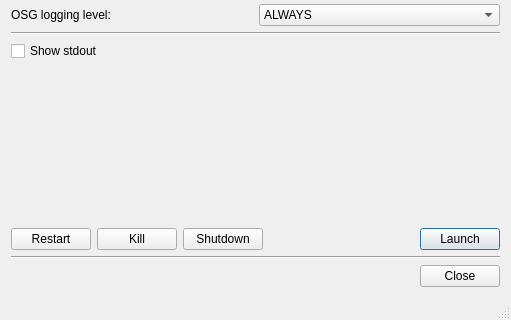
Above: src/apps/launcher/qt/LauncherMainWindow.ui from multitudinous/ve-suite before the change; both pictures show x 0 to 511 and y 220 to 540 of the 511 by 540 pixel window. Below: the same form after it.
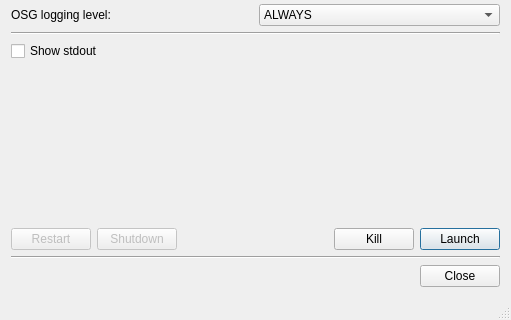
That is the form after the change.

Commit message: Disables restart and shutdown buttons for now since we don't have a script command for them yet. Also moves Kill button next to Launch button so that nodes buttons are on one side and program buttons on the other.

```diff
--- a/src/apps/launcher/qt/LauncherMainWindow.ui
+++ b/src/apps/launcher/qt/LauncherMainWindow.ui
@@ -338,20 +338,19 @@
      <layout class="QHBoxLayout" name="horizontalLayout_5">
       <item>
        <widget class="QPushButton" name="m_restartButton">
+        <property name="enabled">
+         <bool>false</bool>
+        </property>
         <property name="text">
          <string>Restart</string>
         </property>
        </widget>
       </item>
-      <item>
-       <widget class="QPushButton" name="m_killButton">
-        <property name="text">
-         <string>Kill</string>
-        </property>
-       </widget>
-      </item>
       <item>
        <widget class="QPushButton" name="m_shutdownButton">
+        <property name="enabled">
+         <bool>false</bool>
+        </property>
         <property name="text">
          <string>Shutdown</string>
         </property>
@@ -370,6 +369,13 @@
         </property>
        </spacer>
       </item>
+      <item>
+       <widget class="QPushButton" name="m_killButton">
+        <property name="text">
+         <string>Kill</string>
+        </property>
+       </widget>
+      </item>
       <item>
        <widget class="QPushButton" name="m_launchButton">
         <property name="text">
```
Left out of the diff: 42 changed lines with no effect on the pictures. The commit also changes 1 other file.
